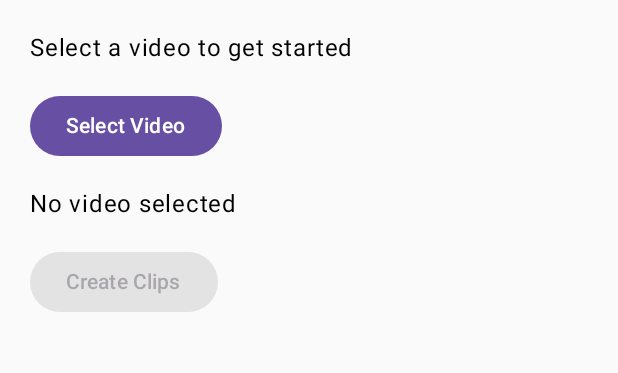
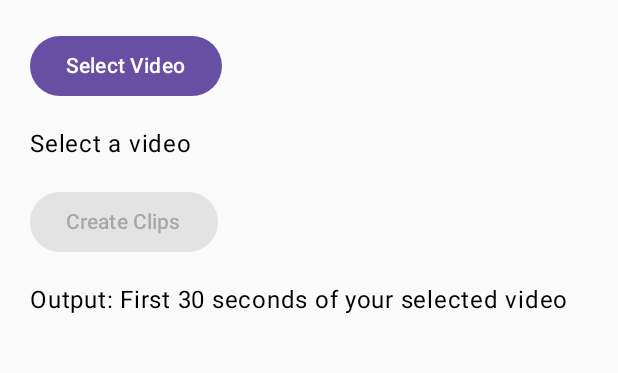
Before and after one commit to princemalviya823-web/Prince-AI-Clips-Pro, an Android app built with Jetpack Compose: the screen it shows after launch (MainActivity), after a tap on "Select Video", on a phone screen of 412 x 824 dp, the part 78-451 px from its top. Run offline under Robolectric (Android 15) with nearby library versions, the phone set to English and light mode, and no system bars.

Commit message:
Update MainActivity.kt

```diff
--- a/app/src/main/java/com/prince/aiclips/MainActivity.kt
+++ b/app/src/main/java/com/prince/aiclips/MainActivity.kt
@@ -1,9 +1,10 @@
-
 
 package com.prince.aiclips
 
+import android.media.MediaMetadataRetriever
 import android.net.Uri
 import android.os.Bundle
+import android.os.Environment
 import android.widget.Toast
 import androidx.activity.ComponentActivity
 import androidx.activity.compose.setContent
@@ -15,19 +16,31 @@ import androidx.compose.runtime.*
 import androidx.compose.ui.Modifier
 import androidx.compose.ui.platform.LocalContext
 import androidx.compose.ui.unit.dp
+import androidx.media3.common.MediaItem
+import androidx.media3.common.util.UnstableApi
+import androidx.media3.transformer.Composition
+import androidx.media3.transformer.ExportException
+import androidx.media3.transformer.ExportResult
+import androidx.media3.transformer.Transformer
+import java.io.File
 
+@OptIn(UnstableApi::class)
 class MainActivity : ComponentActivity() {
     override fun onCreate(savedInstanceState: Bundle?) {
         super.onCreate(savedInstanceState)
+
         setContent {
             MaterialTheme {
                 val context = LocalContext.current
                 var selectedVideo by remember { mutableStateOf<Uri?>(null) }
+                var status by remember { mutableStateOf("Select a video") }
+                var isProcessing by remember { mutableStateOf(false) }
 
                 val videoPicker = rememberLauncherForActivityResult(
-                    contract = ActivityResultContracts.GetContent()
+                    ActivityResultContracts.GetContent()
                 ) { uri ->
                     selectedVideo = uri
+                    status = if (uri != null) "Video selected" else "No video selected"
                 }
 
                 Column(
@@ -42,39 +55,106 @@ class MainActivity : ComponentActivity() {
 
                     Spacer(Modifier.height(20.dp))
 
-                    Text("Select a video to get started")
-
-                    Spacer(Modifier.height(16.dp))
-
-                    Button(onClick = {
-                        videoPicker.launch("video/*")
-                    }) {
+                    Button(
+                        onClick = { videoPicker.launch("video/*") },
+                        enabled = !isProcessing
+                    ) {
                         Text("Select Video")
                     }
 
                     Spacer(Modifier.height(16.dp))
 
-                    Text(
-                        if (selectedVideo != null)
-                            "Video selected successfully!"
-                        else
-                            "No video selected"
-                    )
+                    Text(status)
 
                     Spacer(Modifier.height(16.dp))
 
                     Button(
                         onClick = {
-                            Toast.makeText(
-                                context,
-                                "Clip creation feature is not added yet.",
-                                Toast.LENGTH_LONG
-                            ).show()
+                            val uri = selectedVideo ?: return@Button
+
+                            try {
+                                val retriever = MediaMetadataRetriever()
+                                retriever.setDataSource(context, uri)
+
+                                val duration = retriever
+                                    .extractMetadata(
+                                        MediaMetadataRetriever.METADATA_KEY_DURATION
+                                    )?.toLongOrNull() ?: 0L
+
+                                retriever.release()
+
+                                if (duration <= 0L) {
+                                    status = "Could not read video duration"
+                                    return@Button
+                                }
+
+                                val clipDuration = minOf(duration, 30_000L)
+
+                                val outputDir =
+                                    context.getExternalFilesDir(
+                                        Environment.DIRECTORY_MOVIES
+                                    ) ?: context.cacheDir
+
+                                val outputFile = File(
+                                    outputDir,
+                                    "PrinceClip_${System.currentTimeMillis()}.mp4"
+                                )
+
+                                val mediaItem = MediaItem.Builder()
+                                    .setUri(uri)
+                                    .setClippingConfiguration(
+                                        MediaItem.ClippingConfiguration.Builder()
+                                            .setStartPositionMs(0)
+                                            .setEndPositionMs(clipDuration)
+                                            .build()
+                                    )
+                                    .build()
+
+                                isProcessing = true
+                                status = "Creating your 30-second clip..."
+
+                                val transformer = Transformer.Builder(context)
+                                    .addListener(
+                                        object : Transformer.Listener {
+                                            override fun onCompleted(
+                                                composition: Composition,
+                                                result: ExportResult
+                                            ) {
+                                                isProcessing = false
+                                                status = "Clip created successfully!"
+                                                Toast.makeText(
+                                                    context,
+                                                    "Saved: ${outputFile.name}",
+                                                    Toast.LENGTH_LONG
+                                                ).show()
+                                            }
+
+                                            override fun onError(
+                                                composition: Composition,
+                                                result: ExportResult,
+                                                exception: ExportException
+                                            ) {
+                                                isProcessing = false
+                                                status = "Error: ${exception.message}"
+                                            }
+                                        }
+                                    )
+                                    .build()
+
+                                transformer.start(mediaItem, outputFile.absolutePath)
+
+                            } catch (e: Exception) {
+                                isProcessing = false
+                                status = "Error: ${e.message}"
+                            }
                         },
-                        enabled = selectedVideo != null
+                        enabled = selectedVideo != null && !isProcessing
                     ) {
-                        Text("Create Clips")
+                        Text(if (isProcessing) "Creating..." else "Create Clips")
                     }
+
+                    Spacer(Modifier.height(16.dp))
+                    Text("Output: First 30 seconds of your selected video")
                 }
             }
         }
```
